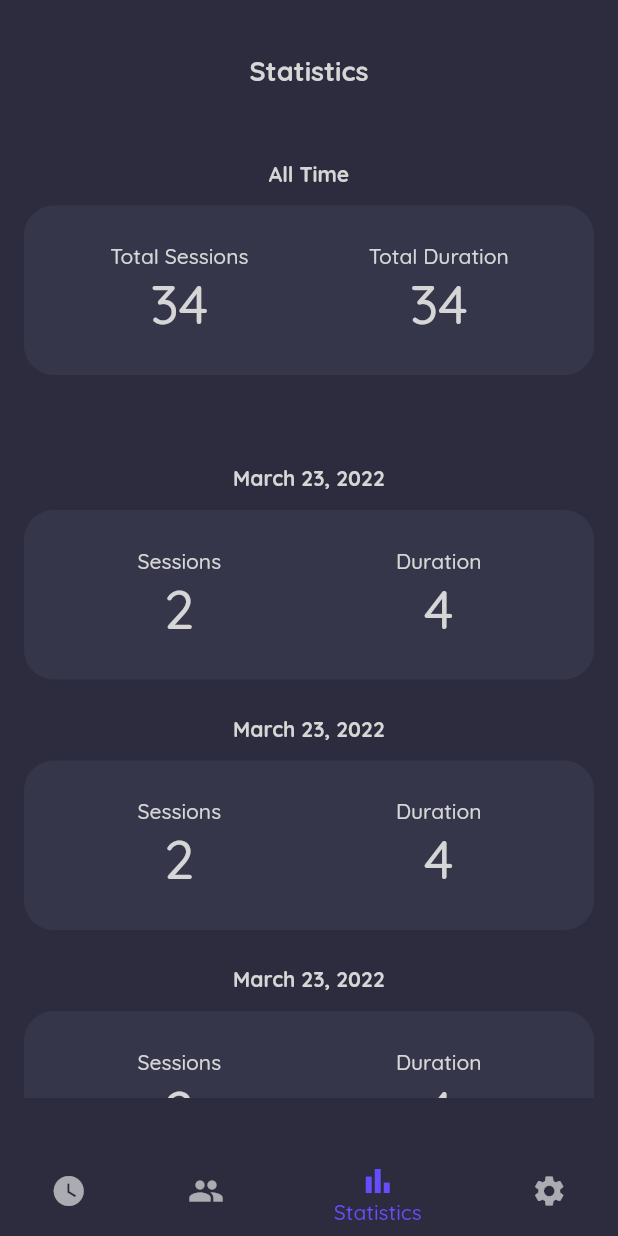
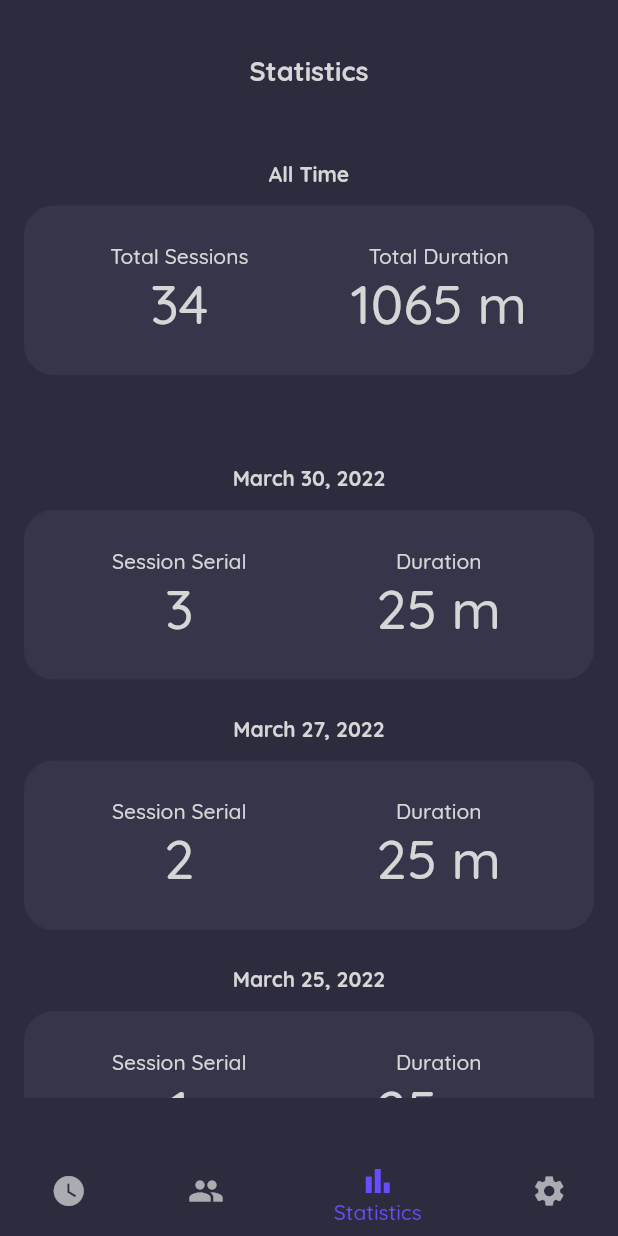
Before and after one commit to nandbyte/pomoduo, a Flutter app: the screen it shows after launch, item 3 of the bottom bar chosen, on a phone screen of 412 x 824 dp. Run offline on Flutter 3.47's test engine with Material 2 defaults, Android fonts, the phone set to English and light mode, and no system bars; our stand-ins replace awesome_notifications, cloud_firestore, custom_radio_grouped_button, firebase_auth, firebase_core, google_sign_in and 2 more; accounts and stored records are empty.

Commit message:
Added some state variables with dummy data

```diff
--- a/lib/pages/statistics_page.dart
+++ b/lib/pages/statistics_page.dart
@@ -8,25 +8,52 @@ class StatisticsPage extends StatefulWidget {
   State<StatisticsPage> createState() => _StatisticsPageState();
 }
 
+class SingleStatisticData {
+  String date;
+  int session;
+
+  SingleStatisticData({required this.date, required this.session});
+}
+
 class _StatisticsPageState extends State<StatisticsPage> {
+  int totalSession = 2;
+  int totalDuration = 1065;
+
+  List<SingleStatisticData> sessions = [
+    SingleStatisticData(date: "March 24, 2022", session: 20),
+    SingleStatisticData(date: "March 25, 2022", session: 25),
+    SingleStatisticData(date: "March 27, 2022", session: 25),
+    SingleStatisticData(date: "March 30, 2022", session: 25),
+  ];
+
   @override
   Widget build(BuildContext context) {
     return SingleChildScrollView(
       child: Column(
         crossAxisAlignment: CrossAxisAlignment.stretch,
         mainAxisAlignment: MainAxisAlignment.spaceBetween,
-        children: const <Widget>[
-          Center(
+        children: <Widget>[
+          const Center(
             child: Text(
               "Statistics",
               style: PomoduoStyle.pageTitleStyle,
             ),
           ),
-          TotalStatistics(),
-          SingleStatistics(),
-          SingleStatistics(),
-          SingleStatistics(),
-          SingleStatistics(),
+          TotalStatistics(
+            totalSession: totalSession,
+            totalDuration: totalDuration,
+          ),
+          Column(
+            children: (() {
+              List<Widget> returnList = [];
+
+              for (int i = sessions.length - 1; i >= 0; i--) {
+                returnList.add(SingleStatistics(data: sessions[i], serial: i));
+              }
+
+              return returnList;
+            }()),
+          )
         ],
       ),
     );
@@ -34,7 +61,11 @@ class _StatisticsPageState extends State<StatisticsPage> {
 }
 
 class TotalStatistics extends StatelessWidget {
-  const TotalStatistics({Key? key}) : super(key: key);
+  final int totalSession;
+  final int totalDuration;
+
+  const TotalStatistics({Key? key, required this.totalSession, required this.totalDuration})
+      : super(key: key);
 
   @override
   Widget build(BuildContext context) {
@@ -83,11 +114,11 @@ class TotalStatistics extends StatelessWidget {
                 ),
                 Expanded(
                   child: Column(
-                    children: const [
-                      Text("Total Duration"),
+                    children: [
+                      const Text("Total Duration"),
                       Text(
-                        "34",
-                        style: TextStyle(fontSize: 36),
+                        "$totalDuration m",
+                        style: const TextStyle(fontSize: 36),
                       ),
                     ],
                   ),
@@ -102,7 +133,10 @@ class TotalStatistics extends StatelessWidget {
 }
 
 class SingleStatistics extends StatelessWidget {
-  const SingleStatistics({Key? key}) : super(key: key);
+  final SingleStatisticData data;
+  final int serial;
+
+  const SingleStatistics({Key? key, required this.data, required this.serial}) : super(key: key);
 
   @override
   Widget build(BuildContext context) {
@@ -110,9 +144,9 @@ class SingleStatistics extends StatelessWidget {
       margin: const EdgeInsets.fromLTRB(0, 12, 0, 12),
       child: Column(
         children: [
-          const Text(
-            "March 23, 2022",
-            style: TextStyle(fontWeight: FontWeight.bold),
+          Text(
+            data.date,
+            style: const TextStyle(fontWeight: FontWeight.bold),
           ),
           const SizedBox(
             height: 12,
@@ -134,11 +168,11 @@ class SingleStatistics extends StatelessWidget {
                 children: [
                   Expanded(
                     child: Column(
-                      children: const [
-                        Text("Sessions"),
+                      children: [
+                        const Text("Session Serial"),
                         Text(
-                          "2",
-                          style: TextStyle(fontSize: 36),
+                          serial.toString(),
+                          style: const TextStyle(fontSize: 36),
                         )
                       ],
                     ),
@@ -151,11 +185,11 @@ class SingleStatistics extends StatelessWidget {
                   ),
                   Expanded(
                     child: Column(
-                      children: const [
-                        Text("Duration"),
+                      children: [
+                        const Text("Duration"),
                         Text(
-                          "4",
-                          style: TextStyle(fontSize: 36),
+                          "${data.session} m",
+                          style: const TextStyle(fontSize: 36),
                         ),
                       ],
                     ),
```
